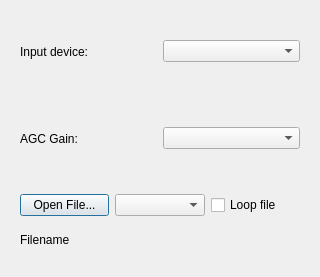
The window that gui/setupdialog.ui (KejPi/AbracaDABra) describes before a commit, drawn with Qt 5.
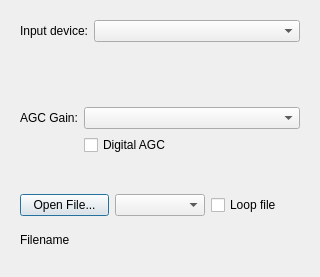
The same window after the commit.

Commit message: Option to enable digital AGC - seems to improve reception for weak signals

The edit to the form file:
```diff
--- a/gui/setupdialog.ui
+++ b/gui/setupdialog.ui
@@ -22,15 +22,15 @@
      <property name="frameShadow">
       <enum>QFrame::Raised</enum>
      </property>
-     <layout class="QHBoxLayout" name="horizontalLayout_3">
-      <item>
+     <layout class="QFormLayout" name="formLayout_2">
+      <item row="0" column="0">
        <widget class="QLabel" name="inputDeviceLabel">
         <property name="text">
          <string>Input device:</string>
         </property>
        </widget>
       </item>
-      <item>
+      <item row="0" column="1">
        <widget class="QComboBox" name="inputCombo"/>
       </item>
      </layout>
@@ -44,17 +44,24 @@
      <property name="frameShadow">
       <enum>QFrame::Raised</enum>
      </property>
-     <layout class="QHBoxLayout" name="horizontalLayout">
-      <item>
+     <layout class="QFormLayout" name="formLayout">
+      <item row="0" column="0">
        <widget class="QLabel" name="agcGainLabel">
         <property name="text">
          <string>AGC Gain:</string>
         </property>
        </widget>
       </item>
-      <item>
+      <item row="0" column="1">
        <widget class="QComboBox" name="gainCombo"/>
       </item>
+      <item row="1" column="1">
+       <widget class="QCheckBox" name="dagcCheckBox">
+        <property name="text">
+         <string>Digital AGC</string>
+        </property>
+       </widget>
+      </item>
      </layout>
     </widget>
    </item>
```
The commit also changes 5 other files.
